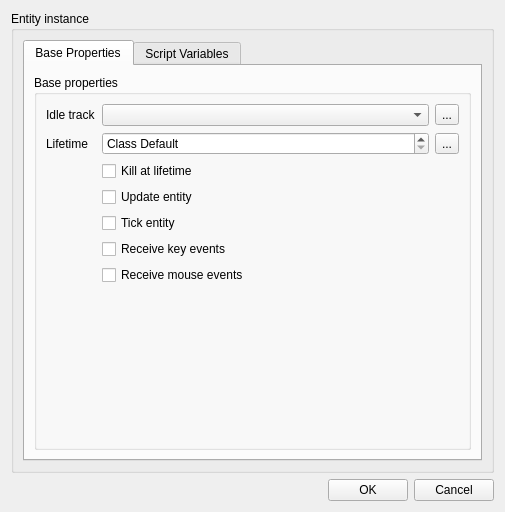
ensisoft/detonator, file editor/gui/dlgentity.ui: the form before one commit.
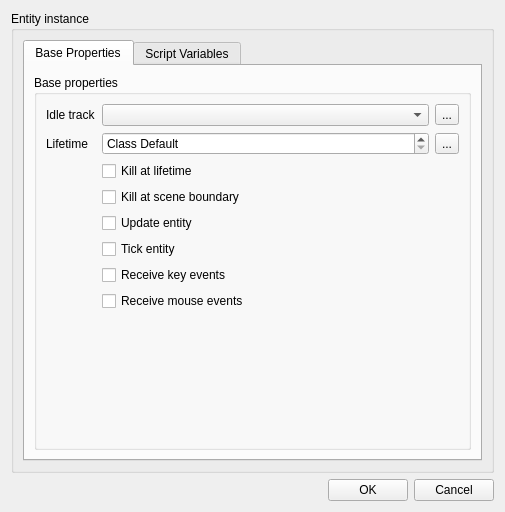
The form after the commit. Icons and pictures are not drawn.

Commit message:
Add entity flag for controlling entity killing at the scene boundary
Add entity flag for controlling entity killing at the scene boundary.
The idea of this flag is that when an entity (and all of its entity
nodes) are outside of the specified scene boundary it'll be killed
automatically by the scene update. This will simplify things such
defining a border when a player character that is falling downwards
is killed automatically or killing objects that are thrown or moved
out of the relevant scene game play area.

The edit to the form file:
```diff
--- a/editor/gui/dlgentity.ui
+++ b/editor/gui/dlgentity.ui
@@ -47,7 +47,7 @@
                </property>
               </widget>
              </item>
-             <item row="7" column="1">
+             <item row="8" column="1">
               <spacer name="verticalSpacer">
                <property name="orientation">
                 <enum>Qt::Vertical</enum>
@@ -60,7 +60,7 @@
                </property>
               </spacer>
              </item>
-             <item row="6" column="1">
+             <item row="7" column="1">
               <widget class="QCheckBox" name="chkMouseEvents">
                <property name="text">
                 <string>Receive mouse events</string>
@@ -97,7 +97,7 @@
                </property>
               </widget>
              </item>
-             <item row="5" column="1">
+             <item row="6" column="1">
               <widget class="QCheckBox" name="chkKeyEvents">
                <property name="text">
                 <string>Receive key events</string>
@@ -123,7 +123,7 @@
                </property>
               </widget>
              </item>
-             <item row="3" column="1">
+             <item row="4" column="1">
               <widget class="QCheckBox" name="chkUpdateEntity">
                <property name="sizePolicy">
                 <sizepolicy hsizetype="Minimum" vsizetype="Fixed">
@@ -173,7 +173,7 @@
                </property>
               </widget>
              </item>
-             <item row="4" column="1">
+             <item row="5" column="1">
               <widget class="QCheckBox" name="chkTickEntity">
                <property name="sizePolicy">
                 <sizepolicy hsizetype="Minimum" vsizetype="Fixed">
@@ -225,6 +225,16 @@
                </property>
               </widget>
              </item>
+             <item row="3" column="1">
+              <widget class="QCheckBox" name="chkKillAtBoundary">
+               <property name="text">
+                <string>Kill at scene boundary</string>
+               </property>
+               <property name="tristate">
+                <bool>true</bool>
+               </property>
+              </widget>
+             </item>
             </layout>
            </widget>
           </item>
```
Left out of the diff: 1 changed line with no effect on the pictures. The commit also changes 6 other files.
